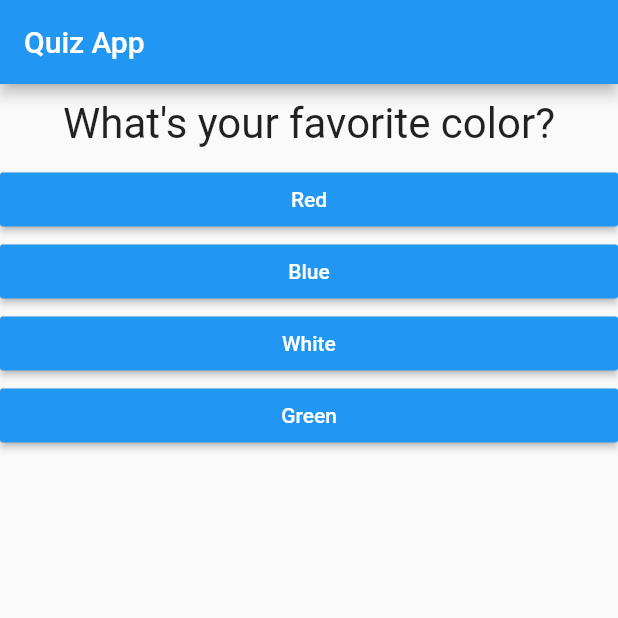
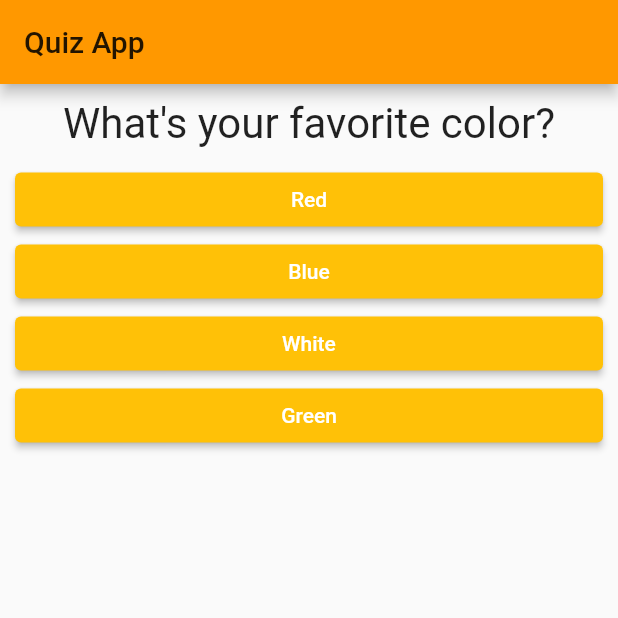
Before and after one commit to mik237/sample_flutter_app, a Flutter app: the screen it shows after launch, on a phone screen of 412 x 824 dp, the top half of it. Run offline on Flutter 3.47's test engine with Material 2 defaults, Android fonts, the phone set to English and light mode, and no system bars.

Commit message:
Theme color updated. Added margin to answer buttons.

```diff
--- a/lib/answer.dart
+++ b/lib/answer.dart
@@ -9,12 +9,17 @@ class Answer extends StatelessWidget {
   @override
   Widget build(BuildContext context) {
     return Container(
-      margin: EdgeInsets.all(0),
+      margin: EdgeInsets.only(
+        left: 10,
+        right: 10,
+      ),
       width: double.infinity,
-      child: RaisedButton(
-        color: Colors.blue,
+      child: ElevatedButton(
+        style: ElevatedButton.styleFrom(
+          primary: Colors.amber,
+          onPrimary: Colors.white,
+        ),
         onPressed: answerCallback,
-        textColor: Colors.white,
         child: Text(
           answerText,
         ),
--- a/lib/main.dart
+++ b/lib/main.dart
@@ -61,6 +61,7 @@ class _MyAppState extends State<MyApp> {
   @override
   Widget build(BuildContext context) {
     return MaterialApp(
+      theme: ThemeData(primarySwatch: Colors.orange),
       home: Scaffold(
         appBar: AppBar(
           title: Text("Quiz App"),
```
